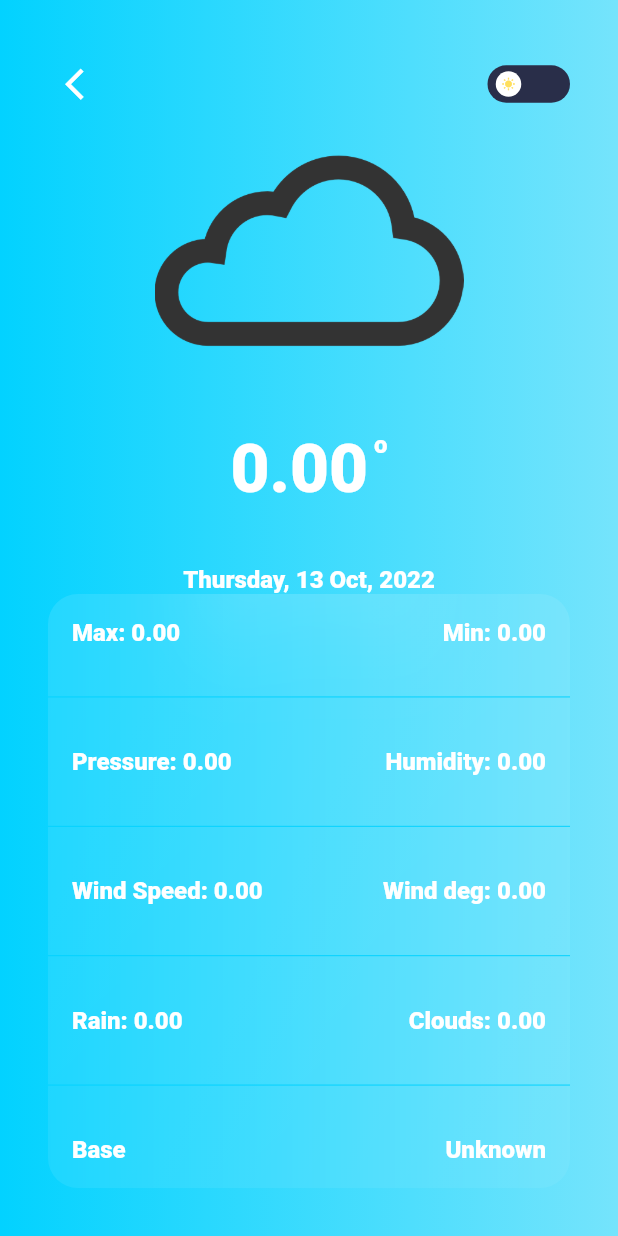
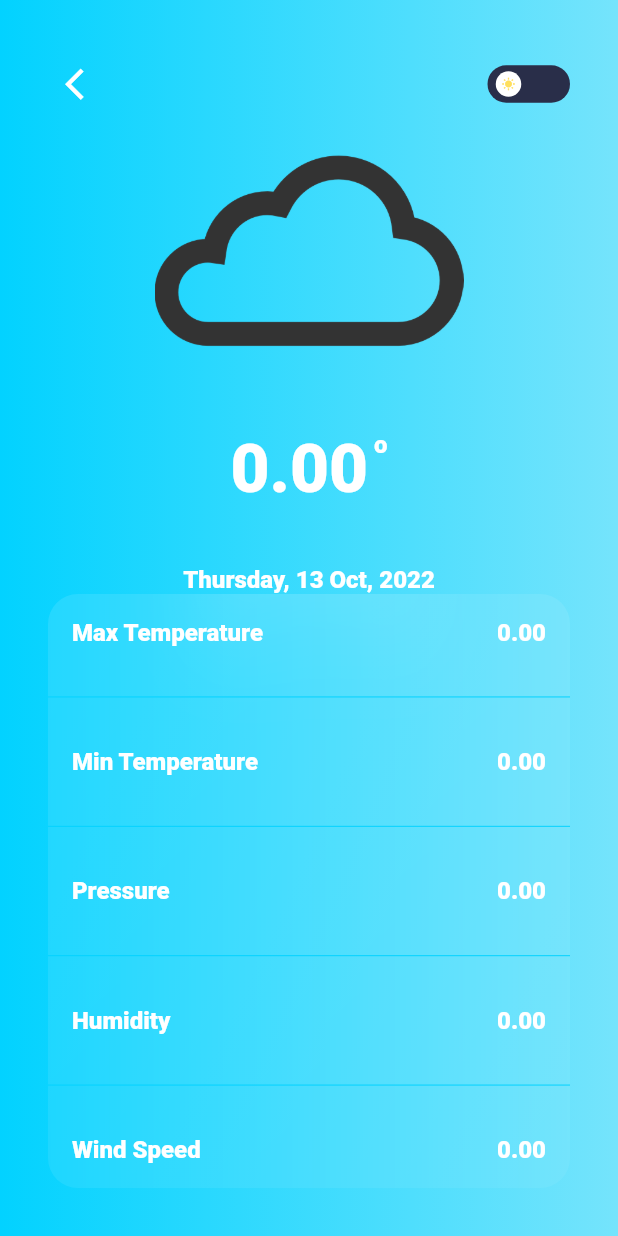
Before and after one commit to KafiulIslam/weather-app, a Flutter app: the screen it shows after launch, after a tap on the "nightlight round" icon, after a tap on "Search", on a phone screen of 412 x 824 dp. Run offline on Flutter 3.47's test engine with Material 2 defaults, Android fonts, the phone set to English and light mode, and no system bars; drawn by our look-alikes of flutter_switch; our stand-ins replace animated_splash_screen, dio, get, glassmorphism, google_fonts; network calls fail.

Commit message:
splash screen is created

```diff
--- a/lib/main.dart
+++ b/lib/main.dart
@@ -1,8 +1,10 @@
+import 'package:animated_splash_screen/animated_splash_screen.dart';
 import 'package:flutter/material.dart';
 import 'package:get/get_navigation/src/root/get_material_app.dart';
 import 'package:weather_forecasting_app/view/home/home_screen.dart';
 
 void main() {
+  WidgetsFlutterBinding.ensureInitialized();
   runApp(const MyApp());
 }
 
@@ -17,7 +19,12 @@ class MyApp extends StatelessWidget {
       theme: ThemeData(
         primarySwatch: Colors.blue,
       ),
-      home: HomeScreen(),
+      home: AnimatedSplashScreen(
+          duration: 1000,
+           splash: 'assets/images/weather_logo.png',
+          nextScreen: HomeScreen(),
+          splashTransition: SplashTransition.scaleTransition,
+          backgroundColor: Colors.white),
     );
   }
 }
--- a/lib/view/result/result_screen.dart
+++ b/lib/view/result/result_screen.dart
@@ -153,17 +153,22 @@ class _ResultScreenState extends State<ResultScreen> {
       child: Column(
          mainAxisSize: MainAxisSize.min,
         children: [
-          InfoRow(data1: 'Max: ${stateController.max.toStringAsFixed(2)}',data2: 'Min: ${ stateController.min.toStringAsFixed(2)}',),
-          Expanded(child: Divider(color: stateController.isDarkMode == true ? darkModeDeepColor : lightModeDeepColor, height: 0.5,)),
-          InfoRow(data1: 'Pressure: ${ stateController.pressure.toStringAsFixed(2)}',data2: 'Humidity: ${ stateController.humidity.toStringAsFixed(2)}',),
-          Expanded(child: Divider(color: stateController.isDarkMode == true ? darkModeDeepColor : lightModeDeepColor, height: 0.5,)),
-          InfoRow(data1: 'Wind Speed: ${ stateController.windSpeed.toStringAsFixed(2)}',data2: 'Wind deg: ${ stateController.windDeg.toStringAsFixed(2)}',),
-          Expanded(child: Divider(color: stateController.isDarkMode == true ? darkModeDeepColor : lightModeDeepColor, height: 0.5,)),
-          InfoRow(data1: 'Rain: ${ stateController.rain.toStringAsFixed(2)}',data2: 'Clouds: ${ stateController.cloud.toStringAsFixed(2)}',),
-          Expanded(child: Divider(color: stateController.isDarkMode == true ? darkModeDeepColor : lightModeDeepColor, height: 0.5,)),
-          InfoRow(data1: 'Base',data2:  stateController.base,),
-      ],),
+          InfoRow(data1: 'Max Temperature',data2: stateController.max.toStringAsFixed(2),),
+          _divider(context),
+          InfoRow(data1: 'Min Temperature',data2: stateController.min.toStringAsFixed(2),),
+          _divider(context),
+          InfoRow(data1: 'Pressure',data2: stateController.pressure.toStringAsFixed(2),),
+          _divider(context),
+          InfoRow(data1: 'Humidity',data2: stateController.humidity.toStringAsFixed(2),),
+          _divider(context),
+          InfoRow(data1: 'Wind Speed',data2: stateController.windSpeed.toStringAsFixed(2),),
+         ],),
     );
  }
 
+ Widget _divider(BuildContext context){
+    return Expanded(child: Divider(color: stateController.isDarkMode == true ? darkModeDeepColor : lightModeDeepColor, height: 0.5,));
+
+ }
+
 }
--- a/pubspec.yaml
+++ b/pubspec.yaml
@@ -35,12 +35,12 @@ dependencies:
   # Use with the CupertinoIcons class for iOS style icons.
   cupertino_icons: ^1.0.2
   google_fonts: ^3.0.1
-  http: ^0.13.4
   dio: ^4.0.6
   intl: ^0.17.0
   get: ^4.6.5
   flutter_switch: ^0.3.2
   glassmorphism: ^3.0.0
+  animated_splash_screen: ^1.3.0
 
 dev_dependencies:
   flutter_test:
```
Also changed, not shown: assets/images/weather_logo.png (added), pubspec.lock.
